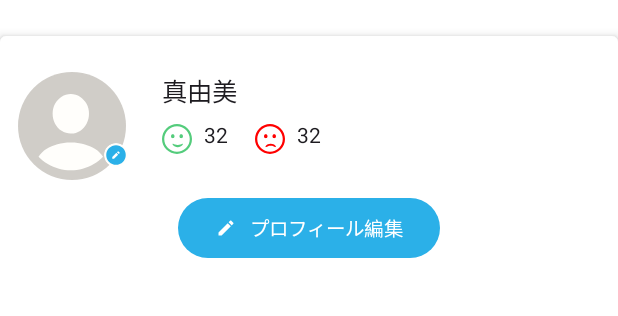
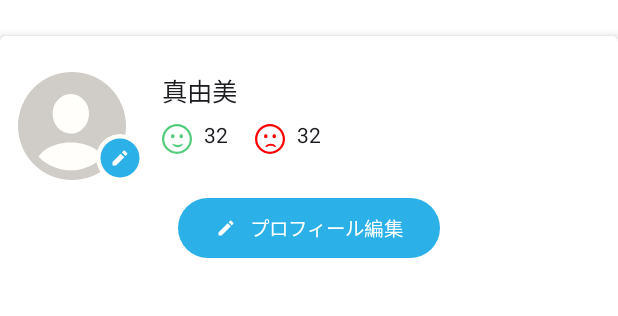
Before and after one commit to AISWARYAJAYADAS/MY-APP, an Android app built with Jetpack Compose: the @Preview function PreviewProfileCard, on a phone screen of 412 x 824 dp. Shown: the top 316 px of the screen. Run offline under Robolectric (Android 15) with nearby library versions, the phone set to English and light mode, and no system bars; pictures from the network do not load.

```diff
--- a/app/src/main/java/com/example/myapplication/profile/components/ProfileCard.kt
+++ b/app/src/main/java/com/example/myapplication/profile/components/ProfileCard.kt
@@ -161,46 +161,15 @@ fun ProfileImage(profileImageUrl: String?, onUpdateProfileImageClick: () -> Unit
         IconButton(
             onClick = onUpdateProfileImageClick,
             modifier = Modifier
-                .size(20.dp)
-                .align(Alignment.BottomEnd) // Align to bottom-end of Box
-                .offset(x = (5).dp, y = (-5).dp)
-                .padding(bottom = 4.dp, end = 4.dp)
-
-//            modifier = Modifier
-//                .size(20.dp)
-//                .align(Alignment.BottomEnd) // Align to bottom-end of Box
-//                //  .offset(x = (5).dp, y = (-5).dp)
-//                .padding(bottom = 4.dp, end = 4.dp) // Padding for icon content
+                .size(32.dp)
+                .align(Alignment.BottomEnd)
+                .offset(x = 12.dp, y = 1.dp) // Adjust the offset as needed
         ) {
-            Image(painter = painterResource(id = R.drawable.ic_add_profile_image), contentDescription = null)
+            Image(
+                painter = painterResource(id = R.drawable.ic_add_profile_image),
+                contentDescription = null
+            )
         }
-
-
-//        IconButton(
-//            onClick = onUpdateProfileImageClick,
-//            modifier = Modifier
-//                .align(Alignment.BottomEnd)
-//                .size(20.dp)
-//                .padding(bottom = 4.dp, end = 4.dp)
-//
-////            modifier = Modifier
-////                .size(20.dp)
-////                .align(Alignment.BottomEnd) // Align to bottom-end of Box
-////                //  .offset(x = (5).dp, y = (-5).dp)
-////                .padding(bottom = 4.dp, end = 4.dp) // Padding for icon content
-//        ) {
-//            Icon(
-//                painter = painterResource(R.drawable.ic_edit_profile_info_white),
-//                contentDescription = "Edit Profile",
-//                tint = Color.White,
-//                modifier = Modifier
-//                    .clip(CircleShape)// Optional: Remove default button background
-//                    .background(Color(0xFF2BB0E8))
-//                    .border(border = BorderStroke(color = Color.White, width = 1.5.dp))
-//                    .clip(CircleShape)// Optional: Remove default button background
-//
-//            )
-//        }
 
     }
 }
```
